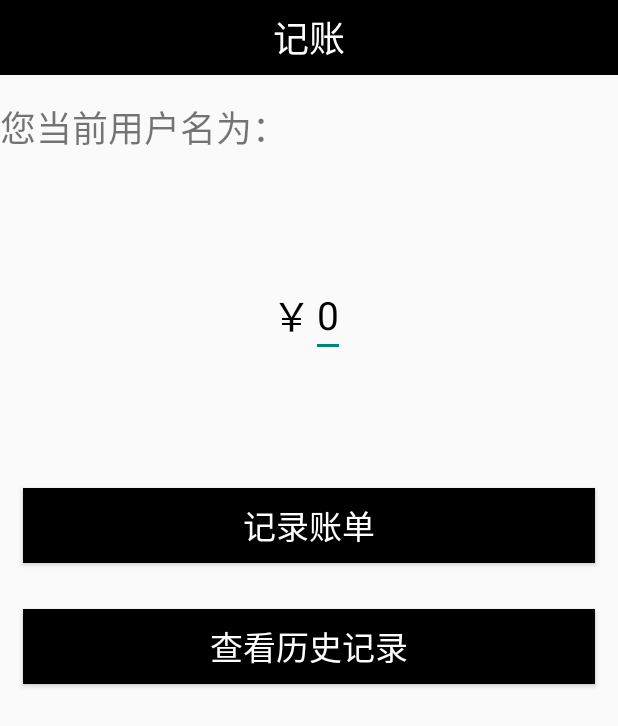
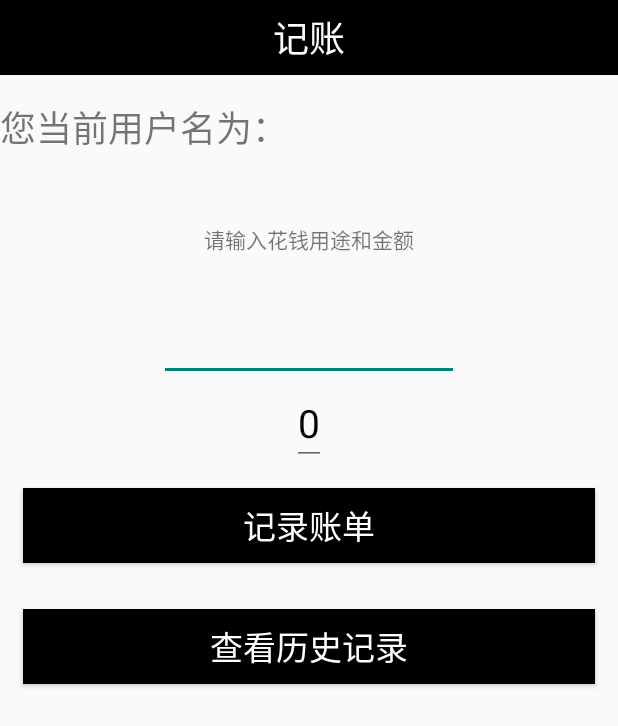
Before and after one commit to cxp009/upCount, an Android app: the MainActivity screen opened directly, with no data from a screen before it, after a tap on "记录账单", on a phone screen of 412 x 824 dp. Shown: the top 726 px of the screen. Run offline under Robolectric (Android 15) with nearby library versions, the phone set to English and light mode, and no system bars; 1 statement that could not run was skipped.

Commit message:
添加时间

```diff
--- a/app/src/main/java/com/example/upcount/ListAdapter.java
+++ b/app/src/main/java/com/example/upcount/ListAdapter.java
@@ -38,7 +38,8 @@ public class ListAdapter extends BaseAdapter {
     }
 
     static class ViewHolder{
-        public TextView mTvUsername, mTvTime, mTvCount;
+        public TextView mTvCost, mTvTime, mTvCount;
+
     }
 
     @Override
@@ -48,11 +49,11 @@ public class ListAdapter extends BaseAdapter {
         if (convertView==null){
             convertView=mLayoutInflater.inflate(R.layout.layout_list,null);
             holder=new ViewHolder();
-            holder.mTvUsername = convertView.findViewById(R.id.list_username);
+            holder.mTvCost = convertView.findViewById(R.id.list_username);
             holder.mTvCount = convertView.findViewById(R.id.list_count);
             holder.mTvTime = convertView.findViewById(R.id.list_time);
             //设置记录界面
-            holder.mTvUsername.setText(entity.getUsername());
+            holder.mTvCost.setText(entity.getUsername());
             holder.mTvTime.setText(entity.getTime());
             holder.mTvCount.setText("￥" + entity.getCount());
             convertView.setTag(holder);
--- a/app/src/main/java/com/example/upcount/MainActivity.java
+++ b/app/src/main/java/com/example/upcount/MainActivity.java
@@ -6,6 +6,7 @@ import android.content.Context;
 import android.content.Intent;
 import android.database.sqlite.SQLiteDatabase;
 import android.os.Bundle;
+import android.text.Editable;
 import android.view.View;
 import android.widget.Button;
 import android.widget.EditText;
@@ -20,7 +21,7 @@ public class MainActivity extends AppCompatActivity {
     //声明控件
     private Button mBtnRecord, mBtnQuery;
     private TextView mTvUsername;
-    private EditText mEtCount;
+    private EditText mEtCount,mEtCost;
     //用于获取系统时间
     private Date date;
     //设置时间显示格式
@@ -37,6 +38,7 @@ public class MainActivity extends AppCompatActivity {
         //绑定控件
         mBtnRecord = findViewById(R.id.btn_main_record);
         mBtnQuery = findViewById(R.id.btn_main_query);
+        mEtCost = findViewById(R.id.et_main_cost);
         mEtCount = findViewById(R.id.et_main_count);
         mTvUsername = findViewById(R.id.tv_main_username);
         //初始赋值
@@ -50,11 +52,12 @@ public class MainActivity extends AppCompatActivity {
                 time = sdf.format(date);
                 Toast.makeText(getApplicationContext(), "Current Time:" + time, Toast.LENGTH_SHORT).show();
                 //获取用户输入的金额
+                Editable cost = mEtCost.getText();
                 String count = mEtCount.getText().toString();
                 //SQLite数据库处理
                 mDbCount = openOrCreateDatabase("upCount.db",  Context.MODE_PRIVATE, null);
-                mDbCount.execSQL("CREATE TABLE IF NOT EXISTS count (_id INTEGER PRIMARY KEY AUTOINCREMENT, username VARCHAR, time VARCHAR, count VARCHAR)");
-                mDbCount.execSQL("INSERT INTO count VALUES (NULL, ?, ?, ?)",new Object[]{LoginActivity.Username, time, count});
+                mDbCount.execSQL("CREATE TABLE IF NOT EXISTS count (_id INTEGER PRIMARY KEY AUTOINCREMENT, username VARCHAR, time VARCHAR,cost VARCHAR, count VARCHAR)");
+                mDbCount.execSQL("INSERT INTO count VALUES (NULL, ?, ?, ?)",new Object[]{LoginActivity.Username, time,cost, count});
                 mDbCount.close();
             }
         });
--- a/app/src/main/res/layout/activity_main.xml
+++ b/app/src/main/res/layout/activity_main.xml
@@ -42,25 +42,35 @@
     <LinearLayout
         android:layout_width="200dp"
         android:layout_height="200dp"
+        android:layout_gravity="center"
         android:gravity="center"
-        android:layout_gravity="center">
+        android:orientation="vertical">
 
         <TextView
+            android:id="@+id/textView"
+            android:layout_width="200dp"
+            android:layout_height="100dp"
+            android:layout_weight="1"
             android:gravity="center"
+            android:text="请输入花钱用途和金额" />
+
+        <EditText
+            android:id="@+id/et_main_cost"
             android:layout_width="wrap_content"
             android:layout_height="wrap_content"
-            android:textColor="@color/colorBlack"
-            android:textSize="26sp"
-            android:text="￥"/>
+            android:layout_weight="1"
+            android:gravity="center"
+            android:ems="10"
+            android:inputType="textPersonName" />
 
         <EditText
-            android:gravity="center"
-            android:textSize="26sp"
+            android:id="@+id/et_main_count"
             android:layout_width="wrap_content"
             android:layout_height="wrap_content"
+            android:gravity="center"
+            android:text="0"
             android:textColor="@color/colorBlack"
-            android:id="@+id/et_main_count"
-            android:text="0"/>
+            android:textSize="26sp" />
 
     </LinearLayout>
 
--- a/app/src/main/res/layout/activity_show.xml
+++ b/app/src/main/res/layout/activity_show.xml
@@ -10,7 +10,7 @@
         android:layout_height="50dp"
         android:background="@color/colorBlack"
         android:gravity="center"
-        android:text="upCount"
+        android:text="支出记录"
         android:textAllCaps="false"
         android:textColor="@color/colorWhite"
         android:textSize="24sp" />
--- a/app/src/main/res/layout/layout_list.xml
+++ b/app/src/main/res/layout/layout_list.xml
@@ -11,7 +11,7 @@
 
         <TextView
             android:id="@+id/list_username"
-            android:hint="Usernmae"
+            android:hint="cost"
             android:gravity="center|left"
             android:paddingLeft="15dp"
             android:textSize="22sp"
```
